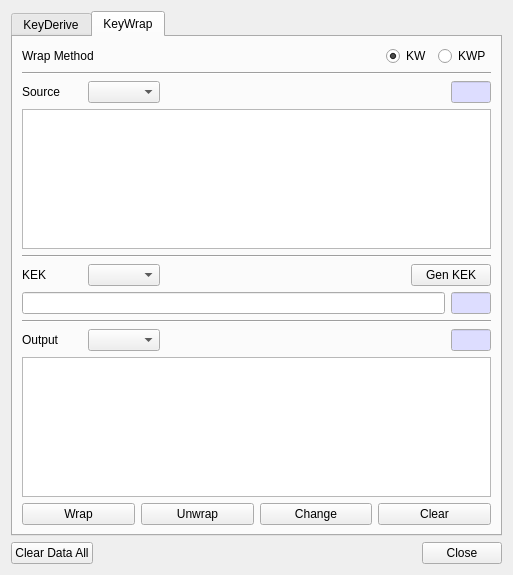
jykim74/BerEditor, file BerEditor/key_man_dlg.ui: the form before one commit.
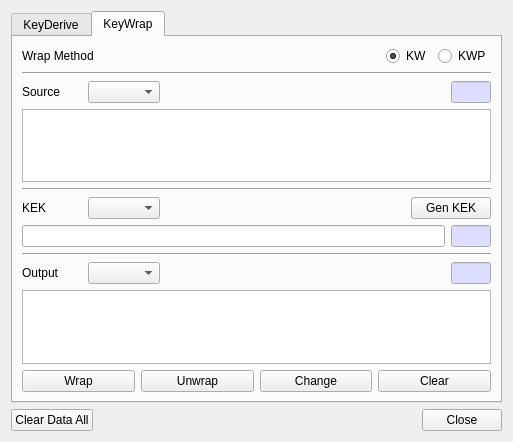
The form after the commit.

Commit message: 한글 메세지 작업

The edit to the form file:
```diff
--- a/BerEditor/key_man_dlg.ui
+++ b/BerEditor/key_man_dlg.ui
@@ -7,7 +7,7 @@
     <x>0</x>
     <y>0</y>
     <width>513</width>
-    <height>575</height>
+    <height>442</height>
    </rect>
   </property>
   <property name="windowTitle">
```
The commit also changes 2 other files.
